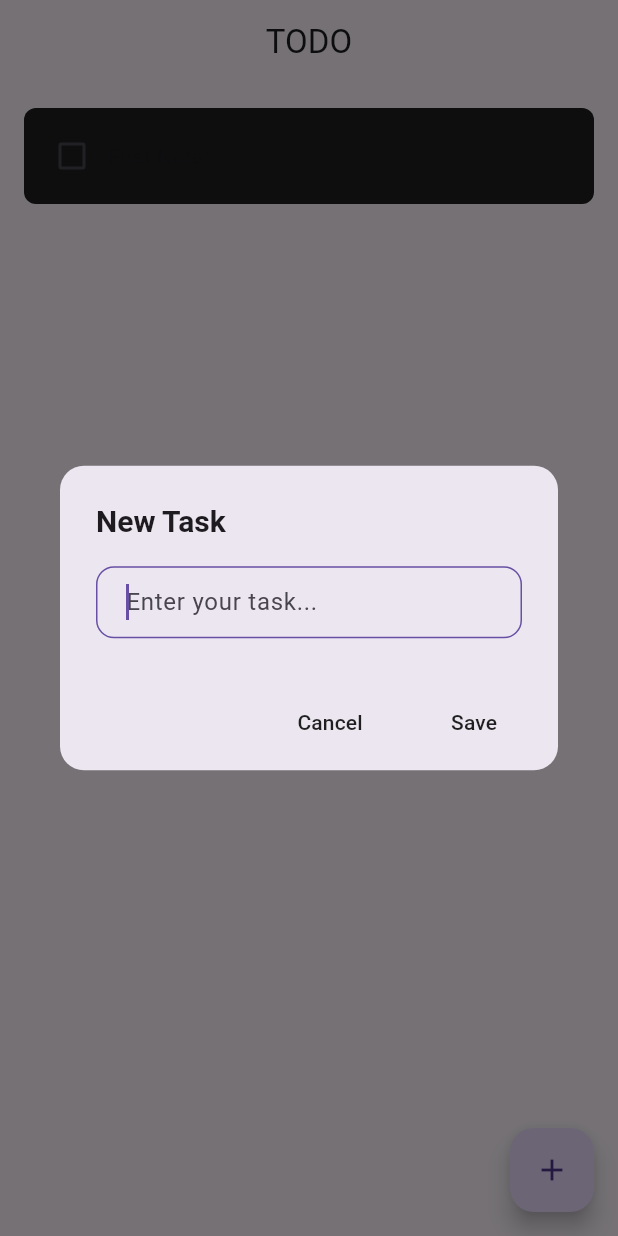
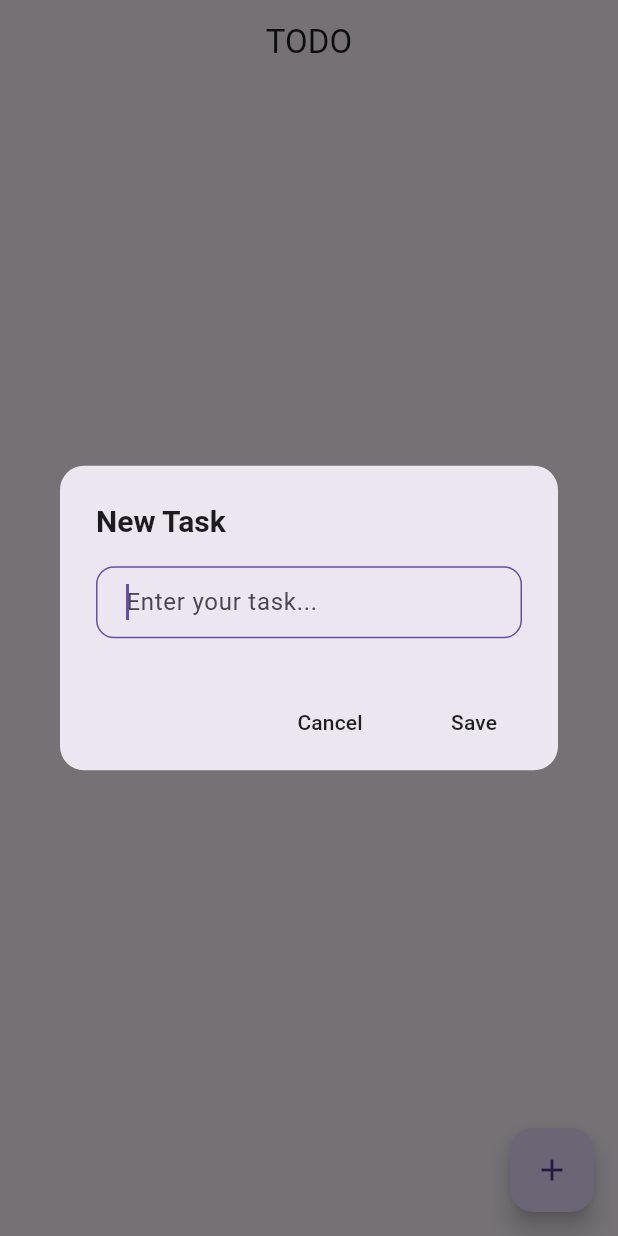
Before and after one commit to MafariT/flutter-todo, a Flutter app: the screen it shows after launch, after a tap on the "add" icon, on a phone screen of 412 x 824 dp. Run offline on Flutter 3.47's test engine with Material 3 defaults, Android fonts, the phone set to English and light mode, and no system bars; drawn by our look-alikes of flutter_slidable; our stand-ins replace hive, hive_flutter; accounts and stored records are empty.

```diff
--- a/lib/data/db.dart
+++ /dev/null
@@ -1,20 +0,0 @@
-import 'package:hive_flutter/hive_flutter.dart';
-
-class ToDoDB {
-  final _todoBox = Hive.box("todoBox");
-  List toDoList = [];
-
-  void createInitialData() {
-    toDoList = [
-      ["First Note!", false]
-    ];
-  }
-
-  void loadData() {
-    toDoList = _todoBox.get("TODOLIST");
-  }
-
-  void updateData() {
-    _todoBox.put("TODOLIST", toDoList);
-  }
-}
--- a/lib/main.dart
+++ b/lib/main.dart
@@ -1,10 +1,12 @@
 import 'package:flutter/material.dart';
 import 'package:hive_flutter/hive_flutter.dart';
+import 'package:todo/model/task.dart';
 import 'package:todo/pages/home_page.dart';
 
 void main() async {
   await Hive.initFlutter();
-  await Hive.openBox('todoBox');
+  Hive.registerAdapter(TaskAdapter());
+  await Hive.openBox<Task>('todoBox');
 
   runApp(const ToDo());
 }
@@ -32,6 +34,10 @@ class ToDo extends StatelessWidget {
           backgroundColor: Color(0xFF1F1F1F),
         ),
         dialogTheme: DialogThemeData(backgroundColor: Color(0xFF1F1F1F)),
+        snackBarTheme: SnackBarThemeData(
+          backgroundColor: Color(0xFF1F1F1F),
+          contentTextStyle: TextStyle(color: Theme.of(context).colorScheme.onPrimary)
+        )
       ),
 
       themeMode: ThemeMode.system,
--- /dev/null
+++ b/lib/model/task.dart
@@ -0,0 +1,14 @@
+import 'package:hive/hive.dart';
+
+part 'task.g.dart';
+
+@HiveType(typeId: 0)
+class Task extends HiveObject {
+  @HiveField(0)
+  String title;
+
+  @HiveField(1)
+  bool isDone;
+
+  Task({required this.title, this.isDone = false});
+}
--- a/lib/pages/home_page.dart
+++ b/lib/pages/home_page.dart
@@ -1,6 +1,6 @@
 import 'package:flutter/material.dart';
 import 'package:hive_flutter/hive_flutter.dart';
-import 'package:todo/data/db.dart';
+import 'package:todo/model/task.dart';
 import 'package:todo/util/new_task_dialog.dart';
 import 'package:todo/util/todo_tile.dart';
 
@@ -13,75 +13,73 @@ class HomePage extends StatefulWidget {
 
 class _HomePageState extends State<HomePage> {
   final _controller = TextEditingController();
-  final _todoBox = Hive.box('todoBox');
-  ToDoDB db = ToDoDB();
+  final _todoBox = Hive.box<Task>('todoBox'); // typed box
 
-  @override
-  void initState() {
-    if (_todoBox.get("TODOLIST") == null) {
-      db.createInitialData();
-    } else {
-      db.loadData();
-    }
+  void _saveNewTask() {
+    if (_controller.text.trim().isEmpty) return;
 
-    super.initState();
+    _todoBox.add(Task(title: _controller.text.trim()));
+    _controller.clear();
+    Navigator.pop(context);
+
+    ScaffoldMessenger.of(context).showSnackBar(
+      SnackBar(content: Text("Task added")),
+    );
   }
 
-  void checkBoxChanged(bool? value, int index) {
-    setState(() {
-      db.toDoList[index][1] = !db.toDoList[index][1];
-    });
-    db.updateData();
-  }
-
-  void saveNewTask(){
-    setState(() {
-      db.toDoList.add([ _controller.text, false ]);
-      _controller.clear();
-    });
-      Navigator.pop(context);
-      db.updateData();
-  }
-
-  void createNewTask() {
+  void _createNewTask() {
     showDialog(
       context: context,
       builder: (context) {
         return NewTaskDialog(
           controller: _controller,
-          onSaved: saveNewTask,
+          onSaved: _saveNewTask,
           onCancel: () => Navigator.pop(context),
         );
-      }
+      },
     );
   }
 
-  void deleteTask(int index) {
-    setState(() {
-      db.toDoList.removeAt(index);
-    });
-    db.updateData();
+  void _toggleTask(Task task, bool value) {
+    task.isDone = value;
+    task.save();
+  }
+
+  void _deleteTask(Task task) {
+    task.delete();
+    ScaffoldMessenger.of(context).showSnackBar(
+      SnackBar(content: Text("Task deleted")),
+    );
   }
 
   @override
   Widget build(BuildContext context) {
     return Scaffold(
       appBar: AppBar(
-        title: Text("TODO"),
+        title: const Text("TODO"),
         centerTitle: true,
       ),
       floatingActionButton: FloatingActionButton(
-        onPressed: createNewTask,
-        child: Icon(Icons.add),
+        onPressed: _createNewTask,
+        child: const Icon(Icons.add),
       ),
-      body: ListView.builder(
-        itemCount: db.toDoList.length,
-        itemBuilder: (BuildContext context, int index) {
-          return TodoTile(
-          taskName: db.toDoList[index][0],
-          taskCompleted: db.toDoList[index][1],
-          onChanged: (value) => checkBoxChanged(value, index),
-          deleteTask:(context) => deleteTask(index),
+      body: ValueListenableBuilder(
+        valueListenable: _todoBox.listenable(),
+        builder: (context, Box<Task> box, _) {
+          if (box.isEmpty) {
+            return const Center(child: Text("No tasks yet!"));
+          }
+          return ListView.builder(
+            itemCount: box.length,
+            itemBuilder: (context, index) {
+              final task = box.getAt(index)!;
+              return TodoTile(
+                taskName: task.title,
+                taskCompleted: task.isDone,
+                onChanged: (value) => _toggleTask(task, value ?? false),
+                deleteTask: (context) => _deleteTask(task),
+              );
+            },
           );
         },
       ),
```
Also changed, not shown: lib/model/task.g.dart (added), 2 other files.
